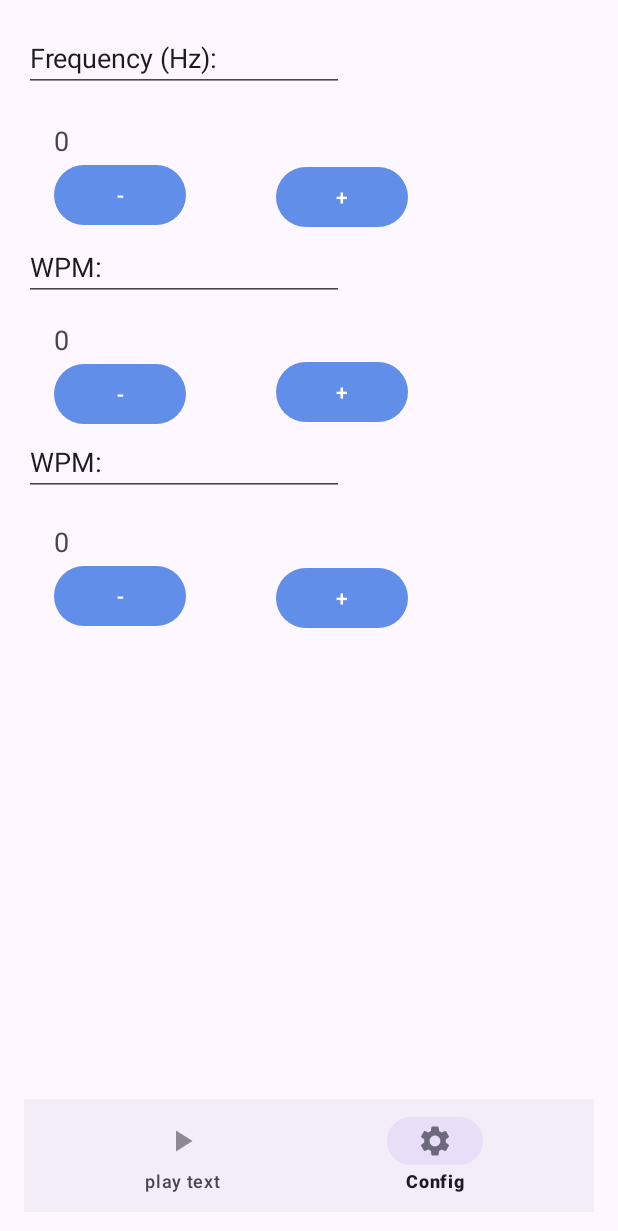
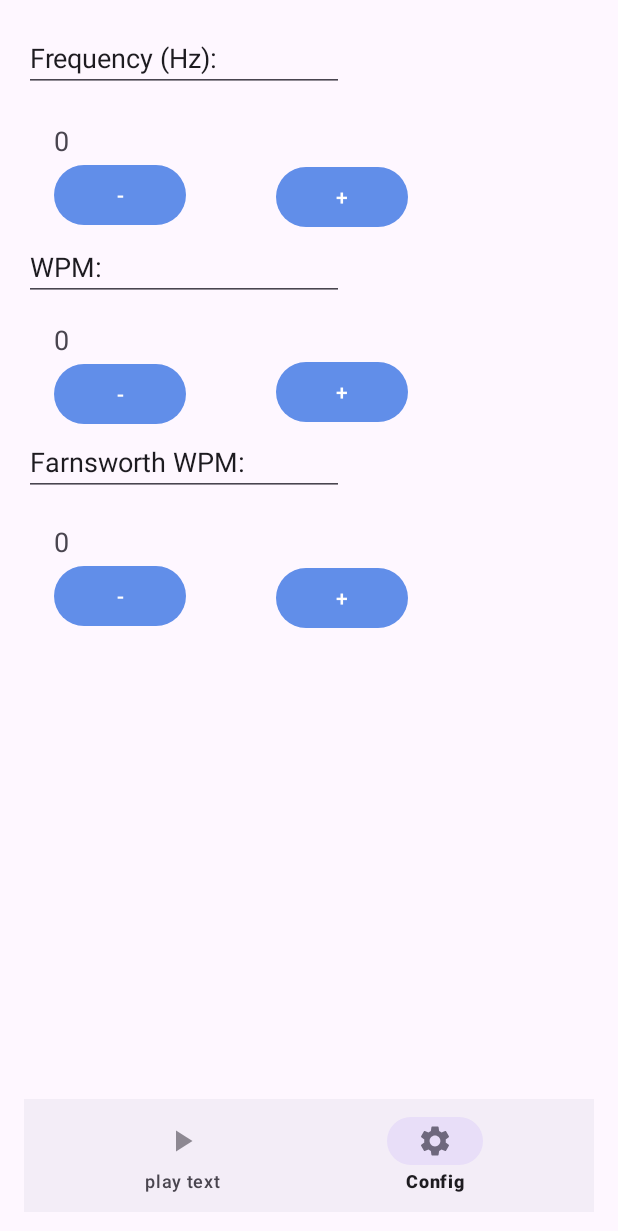
Before and after one commit to mauicoder/morselab, an Android app: the screen it shows after launch (MainActivity), item 2 of the bottom bar chosen, on a phone screen of 412 x 824 dp. Shown: the top 1231 px of the screen. Run offline under Robolectric (Android 15) with nearby library versions, the light colour scheme and no system bars; our stand-ins replace Dagger/Hilt's generated code, data binding; 18 statements that could not run were skipped.

Commit message:
fix wrong label for farnsworth wpm

```diff
--- a/app/src/main/res/layout/fragment_config.xml
+++ b/app/src/main/res/layout/fragment_config.xml
@@ -93,7 +93,7 @@
             android:labelFor="@+id/textViewFarnsworthWPM"
             android:ems="10"
             android:inputType="text"
-            android:text="@string/wpm" />
+            android:text="@string/farnsworth_wpm" />
 
         <TextView
             android:id="@+id/textViewFarnsworthWPM"
```
